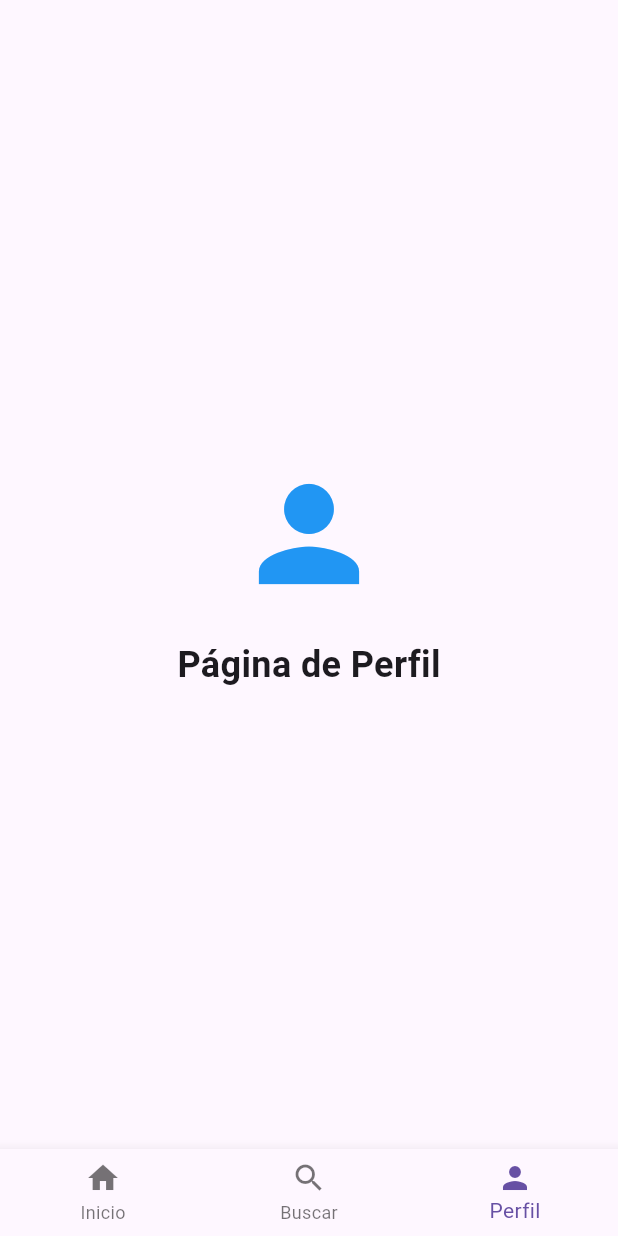
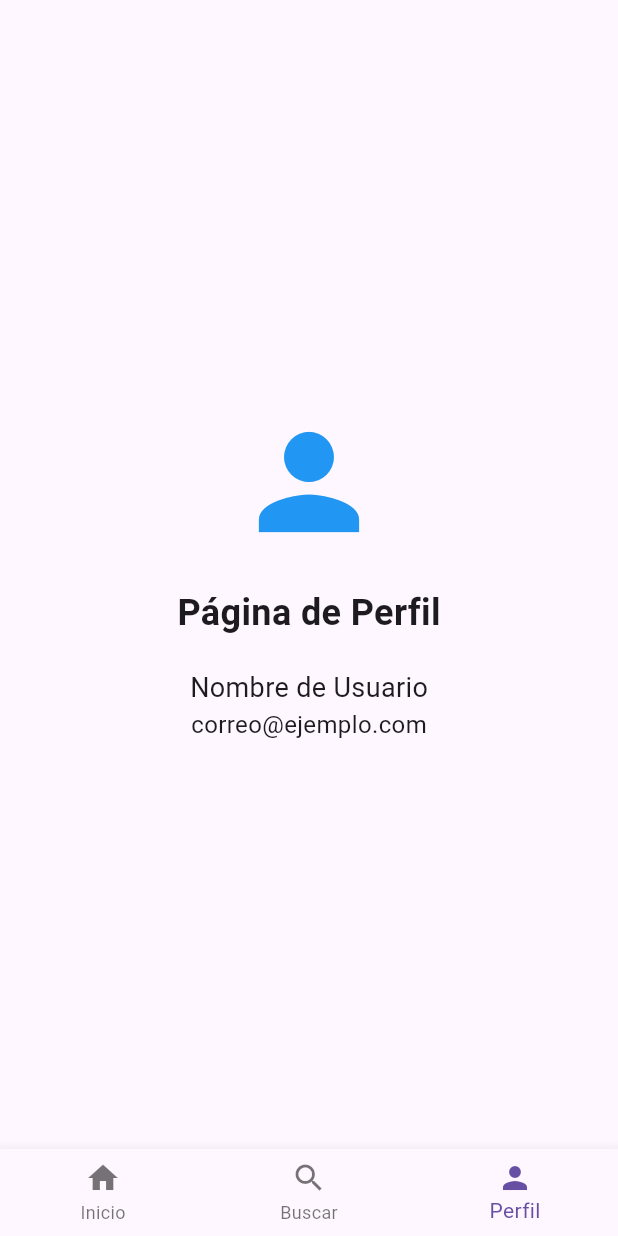
Before and after one commit to DaniCodeWeb/myapp, a Flutter app: the screen it shows after launch, swiped to page 3, on a phone screen of 412 x 824 dp. Run offline on Flutter 3.47's test engine with Material 3 defaults, Android fonts, the phone set to English and light mode, and no system bars; our stand-ins replace carousel_slider; network calls fail.

Commit message:
cambios main

```diff
--- a/lib/main.dart
+++ b/lib/main.dart
@@ -117,7 +117,7 @@ class _LandingPageState extends State<LandingPage> {
           const Padding(
             padding: EdgeInsets.symmetric(horizontal: 20),
             child: Text(
-              'Estudia la carrear que tu eliges .',
+              'Estudia la carrera que eliges.',
               textAlign: TextAlign.center,
               style: TextStyle(fontSize: 16),
             ),
@@ -128,18 +128,33 @@ class _LandingPageState extends State<LandingPage> {
   }
 
   Widget _buildSearchPage() {
-    return Center(
-      child: Column(
-        mainAxisAlignment: MainAxisAlignment.center,
-        children: [
-          Icon(Icons.search, size: 100, color: Colors.blue),
-          SizedBox(height: 20),
-          Text(
-            'Página de Búsqueda',
+    return Column(
+      children: [
+        const Padding(
+          padding: EdgeInsets.all(16.0),
+          child: Text(
+            'Buscar Cursos',
             style: TextStyle(fontSize: 24, fontWeight: FontWeight.bold),
           ),
-        ],
-      ),
+        ),
+        Expanded(
+          child: ListView(
+            padding: const EdgeInsets.all(16.0),
+            children: List.generate(10, (index) {
+              return Card(
+                child: ListTile(
+                  title: Text('Curso ${index + 1}'),
+                  subtitle: Text('Descripción del curso ${index + 1}'),
+                  leading: Icon(Icons.book),
+                  onTap: () {
+                    // Acción al hacer clic
+                  },
+                ),
+              );
+            }),
+          ),
+        ),
+      ],
     );
   }
 
@@ -150,9 +165,18 @@ class _LandingPageState extends State<LandingPage> {
         children: [
           Icon(Icons.person, size: 100, color: Colors.blue),
           SizedBox(height: 20),
-          Text(
+          const Text(
             'Página de Perfil',
             style: TextStyle(fontSize: 24, fontWeight: FontWeight.bold),
+          ),
+          SizedBox(height: 20),
+          const Text(
+            'Nombre de Usuario',
+            style: TextStyle(fontSize: 18),
+          ),
+          const Text(
+            'correo@ejemplo.com',
+            style: TextStyle(fontSize: 16),
           ),
         ],
       ),
```
